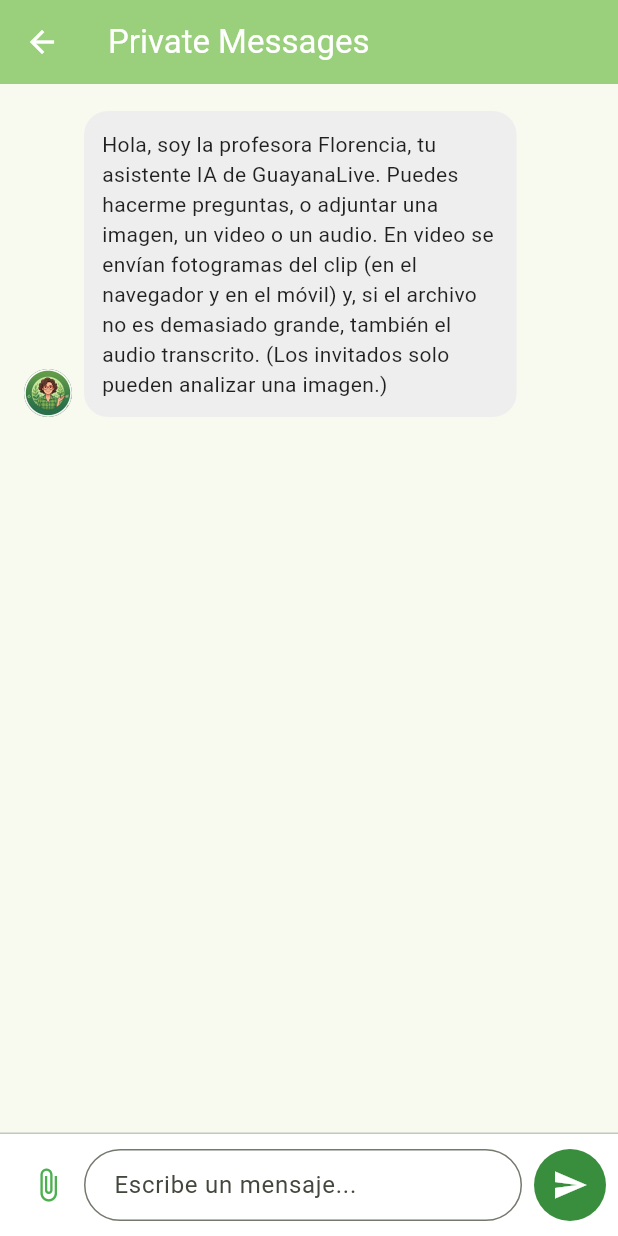
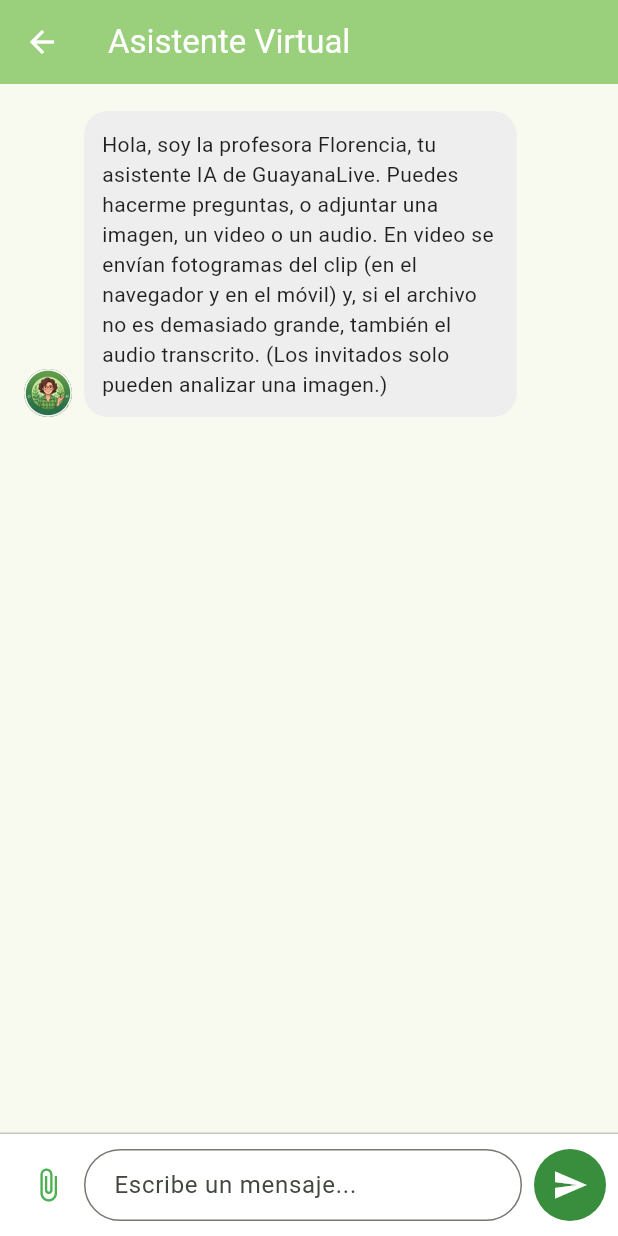
Before and after one commit to Ptroncone205/GuayanaLive, a Flutter app: the ChatScreen screen opened directly, on a phone screen of 412 x 824 dp. Run offline on Flutter 3.47's test engine with Material 3 defaults, Android fonts, the phone set to English and light mode, and no system bars; our stand-ins replace camera, file_picker, flutter_dotenv, geolocator, google_maps_flutter, image_picker and 2 more; missing offline and left inert: dart:html, exif, image_gallery_saver_plus, video_thumbnail; accounts and stored records are empty.

Commit message:
minor fix

```diff
--- a/app/lib/chat_screen.dart
+++ b/app/lib/chat_screen.dart
@@ -692,7 +692,7 @@ class ChatScreenState extends State<ChatScreen> {
   Widget build(BuildContext context) {
     return Scaffold(
       appBar: AppBar(
-        title: const Text('Private Messages'),
+        title: Text(Translations.text(context, 'virtual_assistant')),
       ),
       body: Column(
         children: [
```
